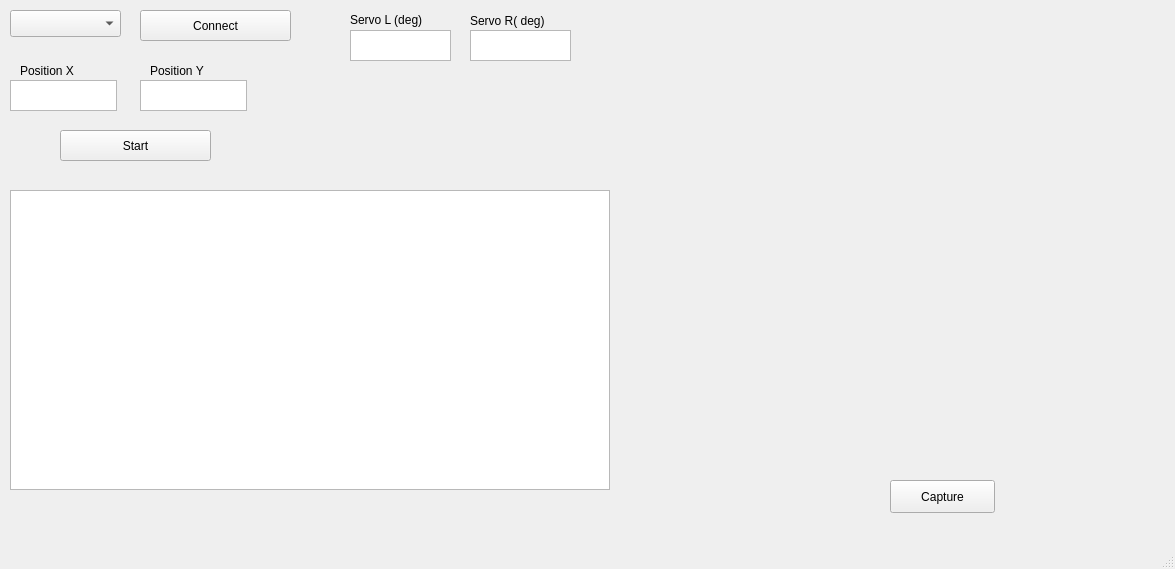
Above: MainWindow.ui from minghuaw/MECH423_Project before the change. Below: the same form after it.
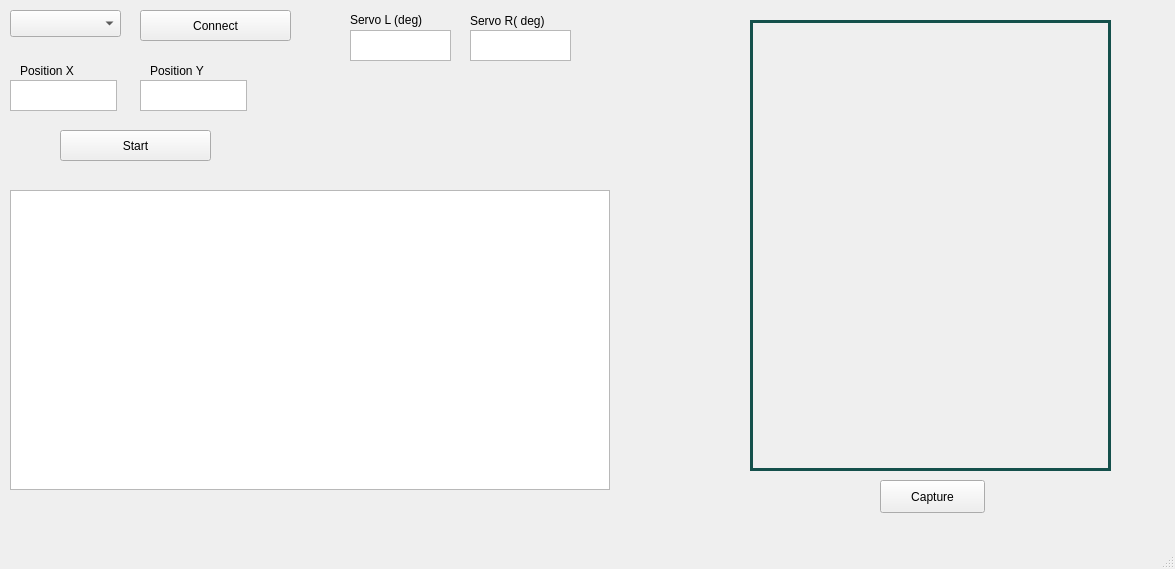
That is the form after the change. Custom widgets are drawn as their Qt base class.

Diff of the .ui file:
```diff
--- a/MainWindow.ui
+++ b/MainWindow.ui
@@ -155,8 +155,8 @@
    <widget class="QLabel" name="video">
     <property name="geometry">
      <rect>
-      <x>770</x>
-      <y>0</y>
+      <x>750</x>
+      <y>20</y>
       <width>361</width>
       <height>451</height>
      </rect>
@@ -164,6 +164,15 @@
     <property name="styleSheet">
      <string notr="true">color: rgb(20, 80, 75);</string>
     </property>
+    <property name="frameShape">
+     <enum>QFrame::Box</enum>
+    </property>
+    <property name="frameShadow">
+     <enum>QFrame::Plain</enum>
+    </property>
+    <property name="lineWidth">
+     <number>3</number>
+    </property>
     <property name="text">
      <string/>
     </property>
@@ -171,7 +180,7 @@
    <widget class="QPushButton" name="btnCapture">
     <property name="geometry">
      <rect>
-      <x>890</x>
+      <x>880</x>
       <y>480</y>
       <width>105</width>
       <height>33</height>
```
Left out of the diff: 12 changed lines with no effect on the pictures.
